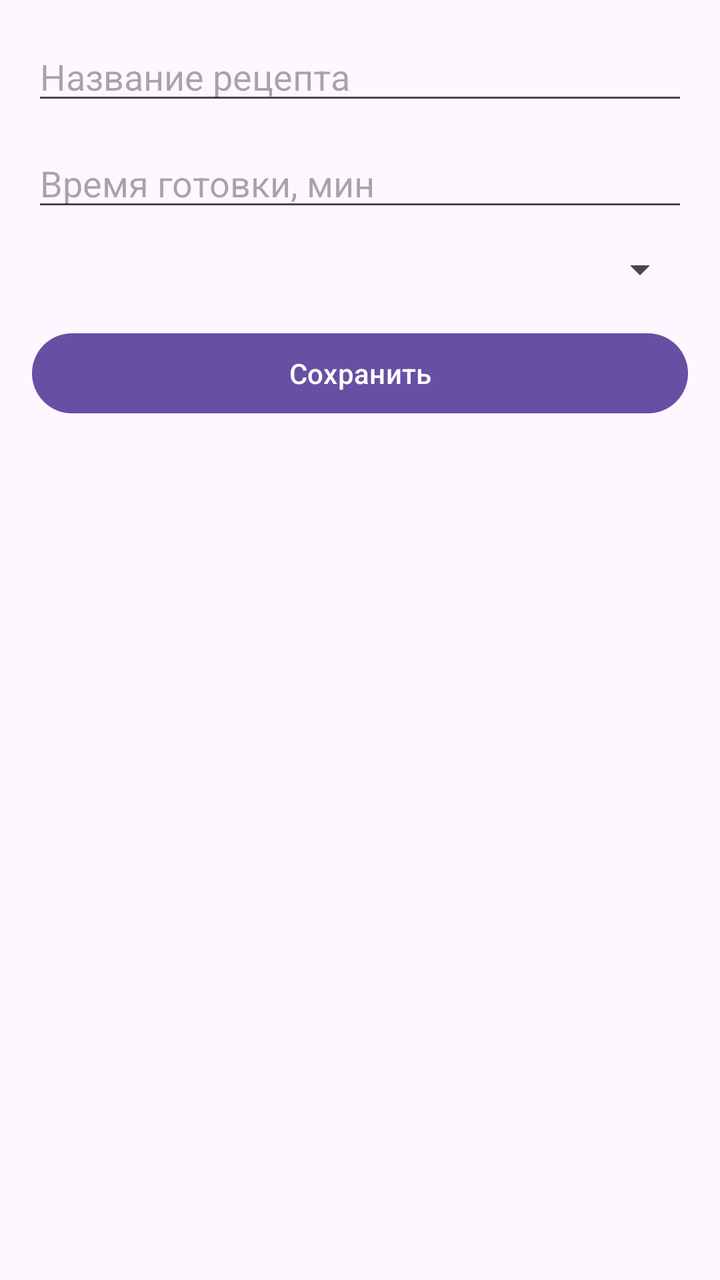
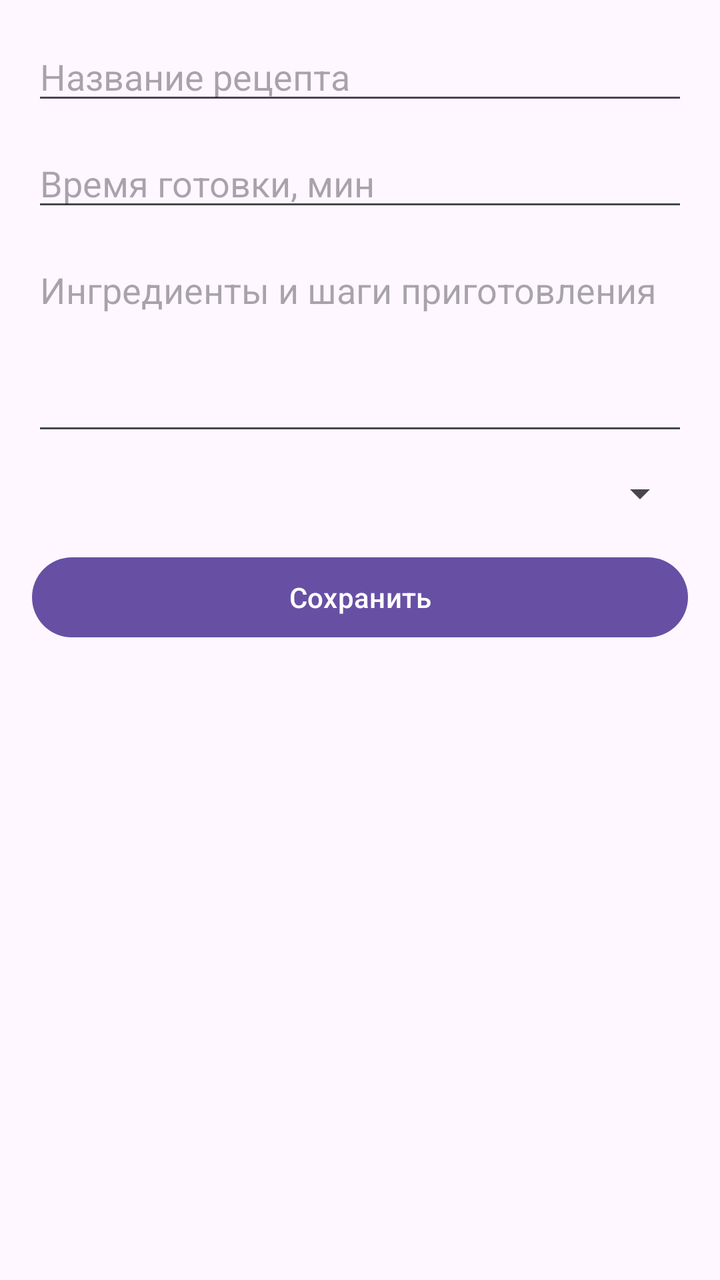

Before-and-after screenshots of an Android layout around one commit, followed by the original layout XML and the change that was made.
<!-- AndroidManifest.xml: application theme Theme.RecipesApp -->
<!-- res/layout/activity_add_recipe.xml -->
<?xml version="1.0" encoding="utf-8"?>
<androidx.constraintlayout.widget.ConstraintLayout
    xmlns:android="http://schemas.android.com/apk/res/android"
    xmlns:app="http://schemas.android.com/apk/res-auto"
    android:layout_width="match_parent"
    android:layout_height="match_parent"
    android:padding="16dp">

    
    <EditText
        android:id="@+id/recipeTitleInput"
        android:layout_width="0dp"
        android:layout_height="wrap_content"
        android:hint="@string/recipe_title_hint"
        android:inputType="text"
        app:layout_constraintEnd_toEndOf="parent"
        app:layout_constraintStart_toStartOf="parent"
        app:layout_constraintTop_toTopOf="parent" />

    
    <EditText
        android:id="@+id/cookTimeInput"
        android:layout_width="0dp"
        android:layout_height="wrap_content"
        android:layout_marginTop="12dp"
        android:hint="@string/cook_time_hint"
        android:inputType="number"
        app:layout_constraintEnd_toEndOf="parent"
        app:layout_constraintStart_toStartOf="parent"
        app:layout_constraintTop_toBottomOf="@+id/recipeTitleInput" />

    
    <Spinner
        android:id="@+id/categorySpinner"
        android:layout_width="0dp"
        android:layout_height="wrap_content"
        android:layout_marginTop="12dp"
        app:layout_constraintEnd_toEndOf="parent"
        app:layout_constraintStart_toStartOf="parent"
        app:layout_constraintTop_toBottomOf="@+id/cookTimeInput" />

    
    <Button
        android:id="@+id/saveRecipeButton"
        android:layout_width="0dp"
        android:layout_height="wrap_content"
        android:layout_marginTop="16dp"
        android:text="@string/save_recipe"
        app:layout_constraintEnd_toEndOf="parent"
        app:layout_constraintStart_toStartOf="parent"
        app:layout_constraintTop_toBottomOf="@+id/categorySpinner" />

</androidx.constraintlayout.widget.ConstraintLayout>
<!-- resources referenced by this layout -->
<resources>
  <string name="cook_time_hint">Время готовки, мин</string>
  <string name="recipe_title_hint">Название рецепта</string>
  <string name="save_recipe">Сохранить</string>
  <style name="Theme.RecipesApp" parent="Base.Theme.RecipesApp" />
  <style name="Base.Theme.RecipesApp" parent="Theme.Material3.DayNight.NoActionBar">
          
          
      </style>
</resources>

<!-- the commit's change to res/layout/activity_add_recipe.xml (unified diff, before → after) -->
@@ -30,6 +30,21 @@
         app:layout_constraintTop_toBottomOf="@+id/recipeTitleInput" />
 
     
+    <EditText
+        android:id="@+id/descriptionInput"
+        android:layout_width="0dp"
+        android:layout_height="wrap_content"
+        android:layout_marginTop="12dp"
+        android:minHeight="100dp"
+        android:gravity="top"
+        android:hint="@string/description_hint"
+        android:inputType="textMultiLine"
+        android:autofillHints="none"
+        app:layout_constraintEnd_toEndOf="parent"
+        app:layout_constraintStart_toStartOf="parent"
+        app:layout_constraintTop_toBottomOf="@+id/cookTimeInput" />
+
+    
     <Spinner
         android:id="@+id/categorySpinner"
         android:layout_width="0dp"
@@ -37,7 +52,7 @@
         android:layout_marginTop="12dp"
         app:layout_constraintEnd_toEndOf="parent"
         app:layout_constraintStart_toStartOf="parent"
-        app:layout_constraintTop_toBottomOf="@+id/cookTimeInput" />
+        app:layout_constraintTop_toBottomOf="@+id/descriptionInput" />
 
     
     <Button
<!-- resource entries referenced after the edit -->
@@ -1,6 +1,7 @@
 <!-- resources referenced by this layout -->
 <resources>
   <string name="cook_time_hint">Время готовки, мин</string>
+  <string name="description_hint">Ингредиенты и шаги приготовления</string>
   <string name="recipe_title_hint">Название рецепта</string>
   <string name="save_recipe">Сохранить</string>
   <style name="Theme.RecipesApp" parent="Base.Theme.RecipesApp" />
